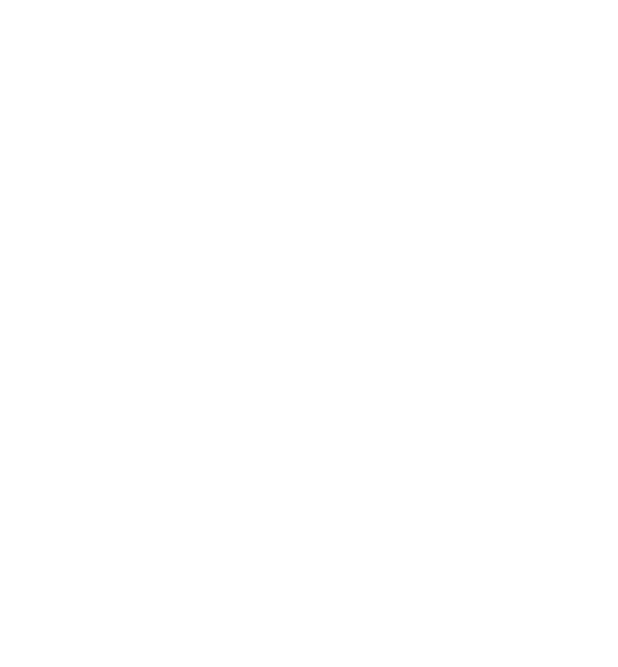
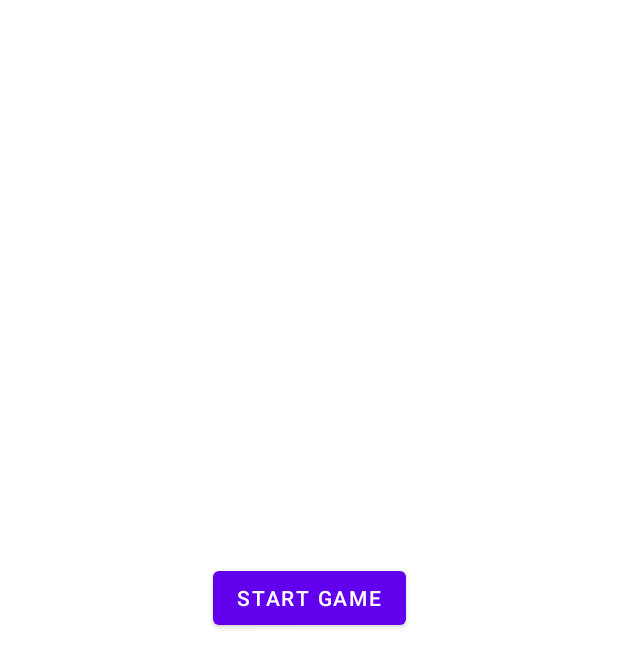
Before and after one commit to ZehOhZwei/BopThePhoneKT, an Android app: the GameActivity screen opened directly, with no data from a screen before it, on a phone screen of 412 x 824 dp. Before the commit the part shown is empty. Shown: the top 667 px of the screen. Run offline under Robolectric (Android 15) with nearby library versions, the phone set to English and light mode, and no system bars.

Commit message:
Layout übertragen

```diff
--- /dev/null
+++ b/app/src/main/res/drawable/ic_baseline_people_outline_80.xml
@@ -0,0 +1,5 @@
+<vector android:height="80dp" android:tint="?attr/colorControlNormal"
+    android:viewportHeight="24" android:viewportWidth="24"
+    android:width="80dp" xmlns:android="http://schemas.android.com/apk/res/android">
+    <path android:fillColor="@android:color/white" android:pathData="M16.5,13c-1.2,0 -3.07,0.34 -4.5,1 -1.43,-0.67 -3.3,-1 -4.5,-1C5.33,13 1,14.08 1,16.25L1,19h22v-2.75c0,-2.17 -4.33,-3.25 -6.5,-3.25zM12.5,17.5h-10v-1.25c0,-0.54 2.56,-1.75 5,-1.75s5,1.21 5,1.75v1.25zM21.5,17.5L14,17.5v-1.25c0,-0.46 -0.2,-0.86 -0.52,-1.22 0.88,-0.3 1.96,-0.53 3.02,-0.53 2.44,0 5,1.21 5,1.75v1.25zM7.5,12c1.93,0 3.5,-1.57 3.5,-3.5S9.43,5 7.5,5 4,6.57 4,8.5 5.57,12 7.5,12zM7.5,6.5c1.1,0 2,0.9 2,2s-0.9,2 -2,2 -2,-0.9 -2,-2 0.9,-2 2,-2zM16.5,12c1.93,0 3.5,-1.57 3.5,-3.5S18.43,5 16.5,5 13,6.57 13,8.5s1.57,3.5 3.5,3.5zM16.5,6.5c1.1,0 2,0.9 2,2s-0.9,2 -2,2 -2,-0.9 -2,-2 0.9,-2 2,-2z"/>
+</vector>
--- /dev/null
+++ b/app/src/main/res/drawable/ic_baseline_play_circle_outline_80.xml
@@ -0,0 +1,5 @@
+<vector android:height="80dp" android:tint="?attr/colorControlNormal"
+    android:viewportHeight="24" android:viewportWidth="24"
+    android:width="80dp" xmlns:android="http://schemas.android.com/apk/res/android">
+    <path android:fillColor="@android:color/white" android:pathData="M10,16.5l6,-4.5 -6,-4.5v9zM12,2C6.48,2 2,6.48 2,12s4.48,10 10,10 10,-4.48 10,-10S17.52,2 12,2zM12,20c-4.41,0 -8,-3.59 -8,-8s3.59,-8 8,-8 8,3.59 8,8 -3.59,8 -8,8z"/>
+</vector>
--- a/app/src/main/res/layout/activity_game.xml
+++ b/app/src/main/res/layout/activity_game.xml
@@ -6,4 +6,92 @@
     android:layout_height="match_parent"
     tools:context=".GameActivity">
 
+    <Button
+        android:id="@+id/StartGameButton"
+        android:layout_width="wrap_content"
+        android:layout_height="wrap_content"
+        android:onClick="startGameClick"
+        android:text="Start Game"
+        app:layout_constraintBottom_toBottomOf="parent"
+        app:layout_constraintEnd_toEndOf="parent"
+        app:layout_constraintStart_toStartOf="parent"
+        app:layout_constraintTop_toTopOf="parent"
+        app:layout_constraintVertical_bias="0.483" />
+
+    <Button
+        android:id="@+id/TwistItButton"
+        android:layout_width="wrap_content"
+        android:layout_height="wrap_content"
+        android:onClick="twistItClick"
+        android:text="twist It"
+        android:visibility="invisible"
+        app:layout_constraintEnd_toStartOf="@+id/TapItButton"
+        app:layout_constraintStart_toStartOf="parent"
+        tools:layout_editor_absoluteY="458dp" />
+
+    <Button
+        android:id="@+id/PullItButton"
+        android:layout_width="wrap_content"
+        android:layout_height="wrap_content"
+        android:onClick="pullItClick"
+        android:text="Pull it"
+        android:visibility="invisible"
+        app:layout_constraintEnd_toEndOf="parent"
+        app:layout_constraintStart_toEndOf="@+id/TapItButton"
+        tools:layout_editor_absoluteY="458dp" />
+
+    <Button
+        android:id="@+id/TapItButton"
+        android:layout_width="199dp"
+        android:layout_height="120dp"
+        android:onClick="tapItClick"
+        android:text="Tap It"
+        android:visibility="invisible"
+        app:layout_constraintBottom_toBottomOf="parent"
+        app:layout_constraintEnd_toEndOf="parent"
+        app:layout_constraintStart_toStartOf="parent"
+        app:layout_constraintTop_toTopOf="parent"
+        app:layout_constraintVertical_bias="0.693" />
+
+    <TextView
+        android:id="@+id/TaskText"
+        android:layout_width="wrap_content"
+        android:layout_height="wrap_content"
+        android:drawableTint="@color/black"
+        android:scaleX="5"
+        android:scaleY="5"
+        app:layout_constraintBottom_toBottomOf="parent"
+        app:layout_constraintEnd_toEndOf="parent"
+        app:layout_constraintHorizontal_bias="0.498"
+        app:layout_constraintStart_toStartOf="parent"
+        app:layout_constraintTop_toTopOf="parent"
+
+        app:layout_constraintVertical_bias="0.134" />
+
+    <TextView
+        android:id="@+id/ScoreText"
+        android:layout_width="wrap_content"
+        android:layout_height="wrap_content"
+        app:layout_constraintBottom_toBottomOf="parent"
+        app:layout_constraintEnd_toEndOf="parent"
+        app:layout_constraintHorizontal_bias="0.498"
+        app:layout_constraintStart_toStartOf="parent"
+        app:layout_constraintTop_toBottomOf="@+id/TaskText"
+        app:layout_constraintVertical_bias="0.193" />
+
+    <ProgressBar
+        android:id="@+id/CountDownBar"
+        style="?android:attr/progressBarStyleHorizontal"
+        android:layout_width="wrap_content"
+        android:layout_height="wrap_content"
+        android:layout_marginBottom="20dp"
+        android:max="3000"
+        android:minWidth="300dp"
+        android:progress="3000"
+        android:visibility="invisible"
+        app:layout_constraintBottom_toTopOf="@+id/StartGameButton"
+        app:layout_constraintEnd_toEndOf="parent"
+        app:layout_constraintHorizontal_bias="0.495"
+        app:layout_constraintStart_toStartOf="parent" />
+
 </androidx.constraintlayout.widget.ConstraintLayout>
```
Also changed, not shown: app/src/main/res/drawable/gamebutton.xml (added, +17 -0 lines), app/src/main/res/layout/activity_main.xml (+49 -5 lines).
